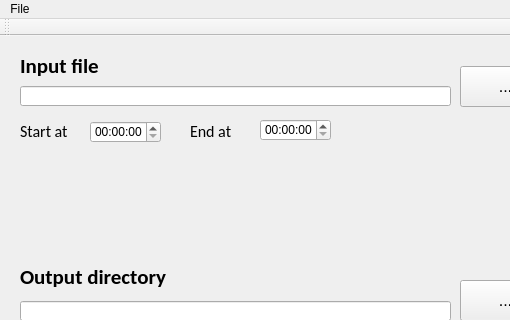
Above: Laboratoire_1_IHM/mainwindow.ui from aroubaty/IHM_Lab1 before the change; both pictures show x 0 to 510 and y 0 to 320 of the 1020 by 538 pixel window. Below: the same form after it.
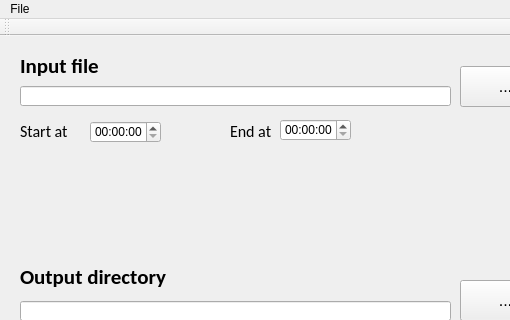
That is the form after the change.

Commit message: Nommage des composants graphiques sur mainwindow.ui

Diff of the .ui file:
```diff
--- a/Laboratoire_1_IHM/mainwindow.ui
+++ b/Laboratoire_1_IHM/mainwindow.ui
@@ -193,7 +193,7 @@
    <widget class="QTimeEdit" name="timeEdit_2">
     <property name="geometry">
      <rect>
-      <x>260</x>
+      <x>280</x>
       <y>83</y>
       <width>71</width>
       <height>22</height>
@@ -227,7 +227,7 @@
    <widget class="QLabel" name="label_6">
     <property name="geometry">
      <rect>
-      <x>190</x>
+      <x>230</x>
       <y>80</y>
       <width>71</width>
       <height>31</height>
```
Left out of the diff: 20 changed lines with no effect on the pictures. The commit also changes 1 other file.
